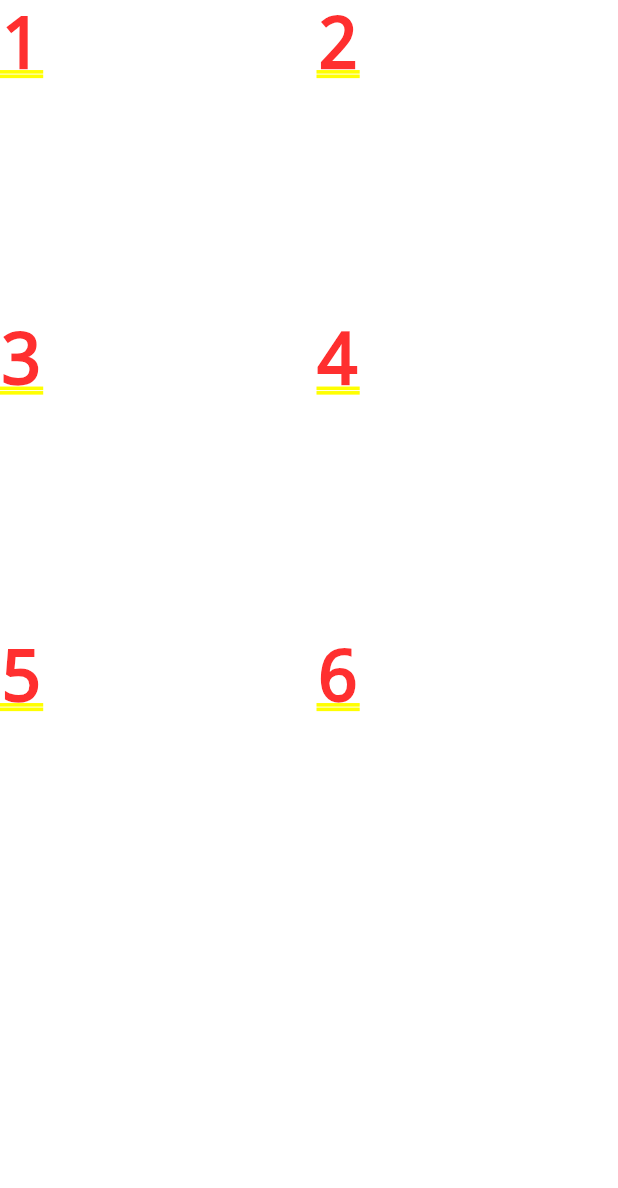
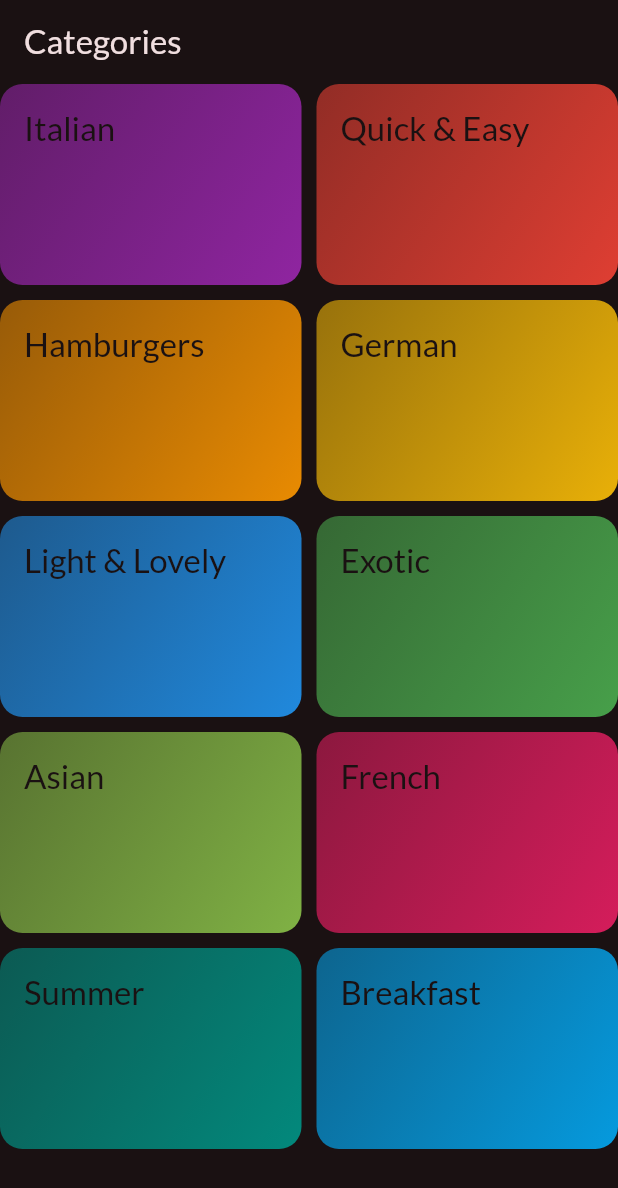
Before and after one commit to TeniG/FlutterMealsApp, a Flutter app: the screen it shows after launch, on a phone screen of 412 x 824 dp. Shown: the top 1188 px of the screen. Run offline on Flutter 3.47's test engine with Material 2 defaults, Android fonts, the phone set to English and light mode, and no system bars; our stand-ins replace google_fonts.

Commit message:
Categories displayed in gridview.
- Each Grid item is displayed with LinearGradient colors, background color of tille is set using theme.

```diff
--- a/lib/categories_screen.dart
+++ /dev/null
@@ -1,22 +0,0 @@
-import 'package:flutter/material.dart';
-
-class CategoriesScreen extends StatelessWidget {
-  @override
-  Widget build(BuildContext context) {
-    return GridView(
-      gridDelegate: const SliverGridDelegateWithFixedCrossAxisCount(
-        crossAxisCount: 2,
-        crossAxisSpacing: 10,
-        mainAxisSpacing: 10,
-      ),
-      children: const [
-        Text("1"),
-        Text("2"),
-        Text("3"),
-        Text("4"),
-        Text("5"),
-        Text("6"),
-      ],
-    );
-  }
-}
--- /dev/null
+++ b/lib/data/category_dummy_data.dart
@@ -0,0 +1,56 @@
+import 'package:flutter/material.dart';
+import 'package:flutter_meals_app/models/category.dart';
+
+ const List<Category> availableCategories = [
+  Category(
+    id: 'c1',
+    title: 'Italian',
+    color: Colors.purple,
+  ),
+  Category(
+    id: 'c2',
+    title: 'Quick & Easy',
+    color: Colors.red,
+  ),
+  Category(
+    id: 'c3',
+    title: 'Hamburgers',
+    color: Colors.orange,
+  ),
+  Category(
+    id: 'c4',
+    title: 'German',
+    color: Colors.amber,
+  ),
+  Category(
+    id: 'c5',
+    title: 'Light & Lovely',
+    color: Colors.blue,
+  ),
+  Category(
+    id: 'c6',
+    title: 'Exotic',
+    color: Colors.green,
+  ),
+
+  Category(
+    id: 'c8',
+    title: 'Asian',
+    color: Colors.lightGreen,
+  ),
+  Category(
+    id: 'c9',
+    title: 'French',
+    color: Colors.pink,
+  ),
+  Category(
+    id: 'c10',
+    title: 'Summer',
+    color: Colors.teal,
+  ),
+  Category(
+    id: 'c7',
+    title: 'Breakfast',
+    color: Colors.lightBlue,
+  ),
+];
--- a/lib/main.dart
+++ b/lib/main.dart
@@ -1,5 +1,5 @@
 import 'package:flutter/material.dart';
-import 'package:flutter_meals_app/categories_screen.dart';
+import 'package:flutter_meals_app/screens/categories_screen.dart';
 import 'package:google_fonts/google_fonts.dart';
 
 void main() {
@@ -19,6 +19,9 @@ class App extends StatelessWidget {
   const App({super.key});
   @override
   Widget build(BuildContext context) {
-    return MaterialApp(theme: mytheme, home: CategoriesScreen());
+    return MaterialApp(
+      theme: mytheme,
+      home: const CategoriesScreen(),
+    );
   }
 }
--- /dev/null
+++ b/lib/models/category.dart
@@ -0,0 +1,13 @@
+import 'package:flutter/material.dart';
+
+class Category {
+  const Category({
+    required this.id,
+    required this.title,
+    this.color = Colors.orange,
+  });
+
+  final String id;
+  final String title;
+  final Color color;
+}
--- /dev/null
+++ b/lib/screens/categories_screen.dart
@@ -0,0 +1,25 @@
+import 'package:flutter/material.dart';
+import 'package:flutter_meals_app/data/category_dummy_data.dart';
+import 'package:flutter_meals_app/models/category.dart';
+import 'package:flutter_meals_app/widgets/categories_grid_item.dart';
+
+class CategoriesScreen extends StatelessWidget {
+  const CategoriesScreen({super.key});
+  @override
+  Widget build(BuildContext context) {
+    return Scaffold(
+      appBar: AppBar(title: const Text("Categories")),
+      body: GridView(
+        gridDelegate: const SliverGridDelegateWithFixedCrossAxisCount(
+          crossAxisCount: 2, //column
+          childAspectRatio: 3 / 2,
+          crossAxisSpacing: 10,
+          mainAxisSpacing: 10,
+        ),
+        children: availableCategories
+            .map((category) => CategoriesGridItem(category: category))
+            .toList(growable: false),
+      ),
+    );
+  }
+}
--- /dev/null
+++ b/lib/widgets/categories_grid_item.dart
@@ -0,0 +1,28 @@
+import 'package:flutter/material.dart';
+import 'package:flutter_meals_app/models/category.dart';
+
+class CategoriesGridItem extends StatelessWidget {
+  const CategoriesGridItem({super.key, required this.category});
+
+  final Category category;
+  @override
+  Widget build(BuildContext context) {
+    return Container(
+      padding: const EdgeInsets.all(16),
+      decoration: BoxDecoration(
+        borderRadius: BorderRadius.circular(15),
+        gradient: LinearGradient(
+          colors: [
+            category.color.withOpacity(0.55),
+            category.color.withOpacity(0.9),
+          ],
+          begin: Alignment.topLeft,
+          end: Alignment.bottomRight,
+        ),
+      ),
+      child: Text(category.title,
+          style: Theme.of(context).textTheme.titleLarge!
+              .copyWith(color: Theme.of(context).colorScheme.background),),
+    );
+  }
+}
```
